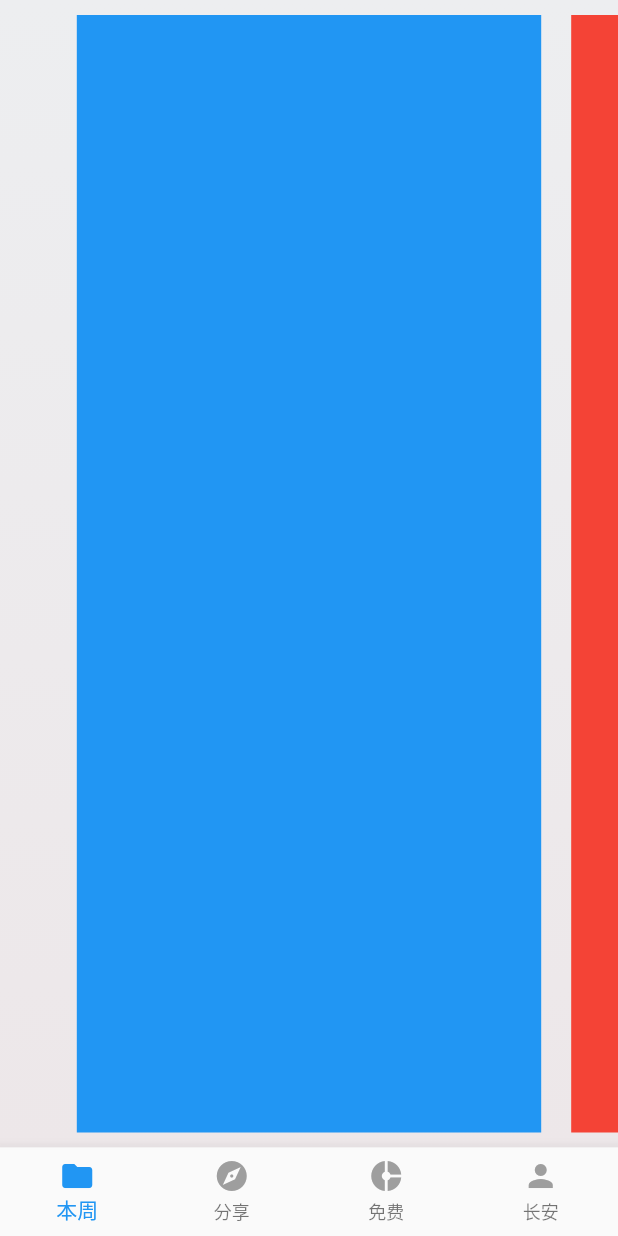
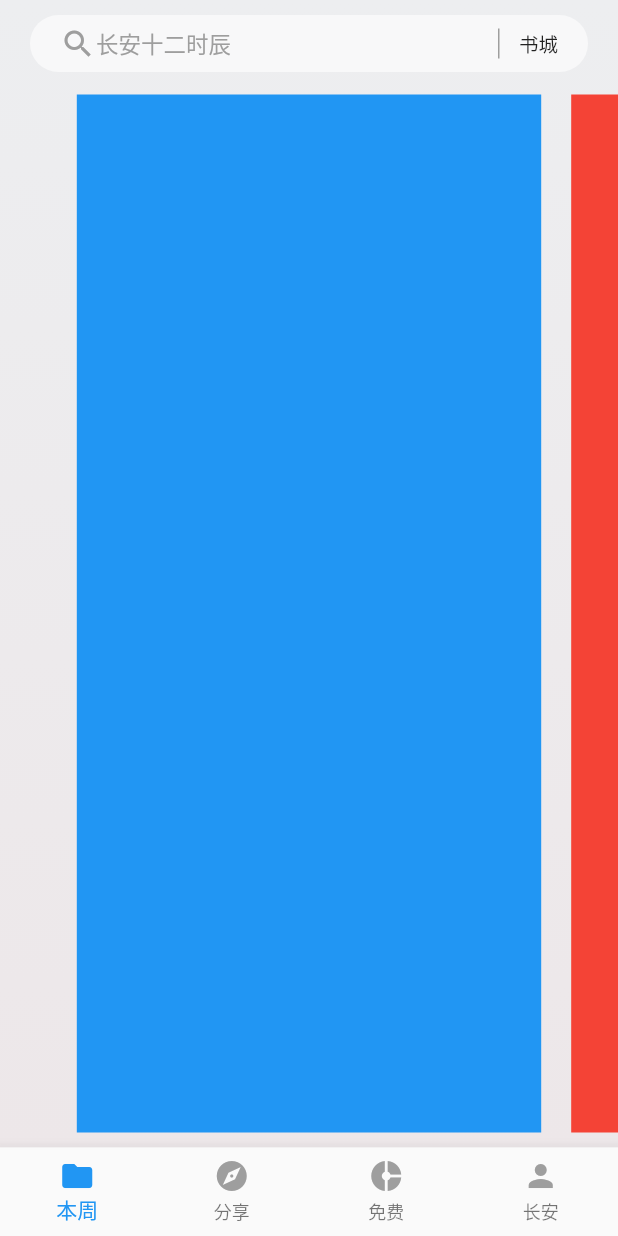
Before and after one commit to WingedCat/flutter_reader, a Flutter app: the screen it shows after launch, on a phone screen of 412 x 824 dp. Run offline on Flutter 3.47's test engine with Material 2 defaults, Android fonts, the phone set to English and light mode, and no system bars.

Commit message:
完成顶部搜索状态栏，实现沉浸式状态栏

```diff
--- a/lib/content_pager.dart
+++ b/lib/content_pager.dart
@@ -1,4 +1,7 @@
 import 'package:flutter/material.dart';
+import 'package:flutter/services.dart';
+
+import 'custom_appbar.dart';
 
 class ContentPager extends StatefulWidget {
   final ValueChanged<int> onPageChanged;
@@ -40,6 +43,7 @@ class _ContentPagerState extends State<ContentPager> {
     if(widget.contentPagerController != null){
       widget.contentPagerController._pageController = _pageController;
     }
+    _statusBar();
     super.initState();
   }
 
@@ -47,7 +51,7 @@ class _ContentPagerState extends State<ContentPager> {
   Widget build(BuildContext context) {
     return Column(
       children: <Widget>[
-        //TODO:APPBAR
+        CustomAppBar(),
         Expanded(//高度撑开，否则在Column中没有高度会报错
           child: PageView(
             onPageChanged: widget.onPageChanged,
@@ -63,6 +67,19 @@ class _ContentPagerState extends State<ContentPager> {
       ],
     );
   }
+
+  //状态栏样式，沉浸式状态栏
+  _statusBar(){
+    SystemUiOverlayStyle uiOverlayStyle = SystemUiOverlayStyle(
+      systemNavigationBarColor: Color(0xFF000000),
+      systemNavigationBarDividerColor: null,
+      statusBarColor: Colors.transparent,
+      systemNavigationBarIconBrightness: Brightness.light,
+      statusBarIconBrightness: Brightness.dark,
+      statusBarBrightness: Brightness.light,
+    );
+    SystemChrome.setSystemUIOverlayStyle(uiOverlayStyle);
+  }
 }
 
 //内容区域控制器
--- /dev/null
+++ b/lib/custom_appbar.dart
@@ -0,0 +1,36 @@
+import 'package:flutter/material.dart';
+
+class CustomAppBar extends StatefulWidget {
+  @override
+  _CustomAppBarState createState() => _CustomAppBarState();
+}
+
+class _CustomAppBarState extends State<CustomAppBar> {
+  @override
+  Widget build(BuildContext context) {
+    double paddingTop = MediaQuery.of(context).padding.top;//适配全面屏
+    return Container(
+      padding: EdgeInsets.fromLTRB(20, 7, 20, 7),
+      margin: EdgeInsets.fromLTRB(20, paddingTop+10, 20, 5),
+      decoration: BoxDecoration(
+        borderRadius: BorderRadius.circular(19),
+        color: Colors.white60,
+      ),
+      child: Row(
+        children: <Widget>[
+          Icon(Icons.search,color: Colors.grey,),
+          Expanded(
+            child: Text("长安十二时辰",style: TextStyle(fontSize: 15,color: Colors.grey)),
+          ),
+          Container(
+            width: 1,
+            height: 20,
+            margin: EdgeInsets.only(right: 13),
+            decoration: BoxDecoration(color: Colors.grey),
+          ),
+          Text("书城",style: TextStyle(fontSize: 13)),
+        ],
+      ),
+    );
+  }
+}
```
